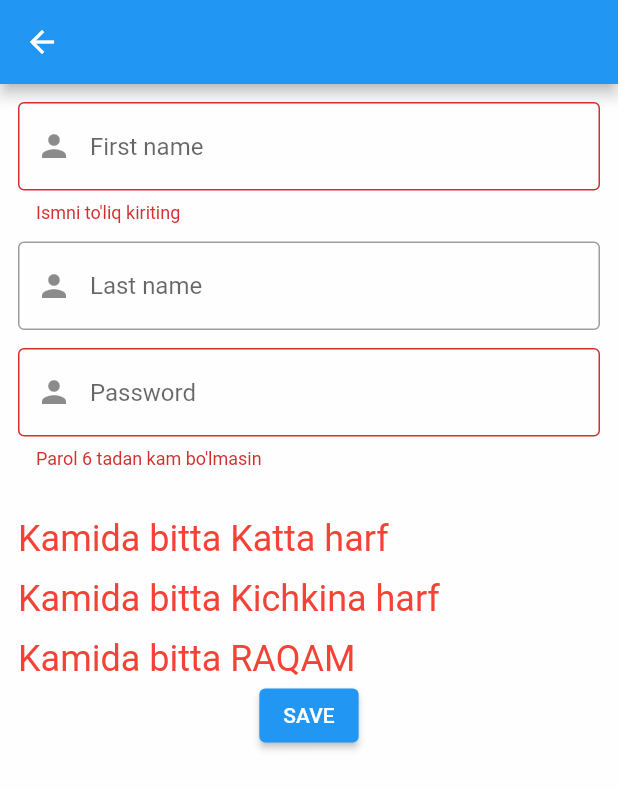
After one commit to ZayniddinMamarasulov/lesson-two, a Flutter app: the MyFormScreen screen opened directly, after a tap on "SAVE", on a phone screen of 412 x 824 dp. The commit adds this screen. Shown: the top 789 px of the screen. Run offline on Flutter 3.47's test engine with Material 2 defaults, Android fonts, the phone set to English and light mode, and no system bars; our stand-ins replace flutter_screenutil, flutter_svg; network calls fail; project files that could hold a hidden picture were left out.

```diff
--- /dev/null
+++ b/lib/screens/flutter_eight_second.dart
@@ -0,0 +1,119 @@
+import 'package:flutter/material.dart';
+
+class MyFormScreen extends StatefulWidget {
+  const MyFormScreen({Key? key}) : super(key: key);
+
+  @override
+  State<MyFormScreen> createState() => _MyFormScreenState();
+}
+
+class _MyFormScreenState extends State<MyFormScreen> {
+  var formKey = GlobalKey<FormState>();
+
+  bool hasUpperCase = false;
+  bool hasLowerCase = false;
+  bool hasDigit = false;
+
+  @override
+  Widget build(BuildContext context) {
+    return Scaffold(
+      appBar: AppBar(),
+      body: Container(
+        margin: EdgeInsets.all(12),
+        child: Form(
+          key: formKey,
+          child: Column(
+            crossAxisAlignment: CrossAxisAlignment.start,
+            children: [
+              TextFormField(
+                validator: (value) {
+                  if (value!.length < 3) return "Ismni to'liq kiriting";
+                },
+                decoration: const InputDecoration(
+                  hintText: 'First name',
+                  prefixIcon: Icon(Icons.person),
+                  border: OutlineInputBorder(),
+                ),
+              ),
+              const SizedBox(height: 12),
+              TextFormField(
+                decoration: InputDecoration(
+                  hintText: 'Last name',
+                  prefixIcon: Icon(Icons.person),
+                  border: OutlineInputBorder(),
+                ),
+              ),
+              const SizedBox(height: 12),
+              TextFormField(
+                onChanged: (value) {
+                  String patternUpperCase = r'^(?=.*?[A-Z]).*$';
+                  RegExp regExp = RegExp(patternUpperCase);
+
+                  String patternLowerCase = r'^(?=.*?[a-z]).*$';
+                  RegExp regExp2 = RegExp(patternLowerCase);
+
+                  String patternDigit = r'^(?=.*?[0-9]).*$';
+                  RegExp regExp3 = RegExp(patternDigit);
+
+                  setState(() {
+                    hasUpperCase = regExp.hasMatch(value);
+                    hasLowerCase = regExp2.hasMatch(value);
+                    hasDigit = regExp3.hasMatch(value);
+                  });
+                },
+                validator: (value) {
+                  String pattern =
+                      r'^(?=.*?[A-Z])(?=.*?[a-z])(?=.*?[0-9]).{6,}$';
+                  RegExp regExp = RegExp(pattern);
+                  bool result = regExp.hasMatch(value ?? "");
+                  if (!result) return "Parol 6 tadan kam bo'lmasin";
+                },
+                decoration: InputDecoration(
+                  hintText: 'Password',
+                  prefixIcon: Icon(Icons.person),
+                  border: OutlineInputBorder(),
+                ),
+              ),
+              const SizedBox(height: 32),
+              Text(
+                "Kamida bitta Katta harf",
+                style: TextStyle(
+                  fontSize: 24,
+                  color: hasUpperCase ? Colors.green : Colors.red,
+                ),
+              ),
+              SizedBox(height: 12),
+              Text(
+                "Kamida bitta Kichkina harf",
+                style: TextStyle(
+                  fontSize: 24,
+                  color: hasLowerCase ? Colors.green : Colors.red,
+                ),
+              ),
+              SizedBox(height: 12),
+              Text(
+                "Kamida bitta RAQAM",
+                style: TextStyle(
+                  fontSize: 24,
+                  color: hasDigit ? Colors.green : Colors.red,
+                ),
+              ),
+              Center(
+                child: ElevatedButton(
+                  onPressed: () {
+                    bool? state = formKey.currentState?.validate();
+
+                    if (state == true) {
+                      // send to server
+                    }
+                  },
+                  child: Text("SAVE"),
+                ),
+              )
+            ],
+          ),
+        ),
+      ),
+    );
+  }
+}
--- a/lib/screens/test_page.dart
+++ b/lib/screens/test_page.dart
@@ -23,12 +23,13 @@ class TestPage extends StatelessWidget {
           Center(
             child: Container(
               width: 120,
-              height: 240,
+              height: 120,
               decoration: BoxDecoration(
+                  border: Border.all(color: Colors.red, width: 2),
                   image: DecorationImage(
                       image: NetworkImage('https://picsum.photos/200'),
                       fit: BoxFit.cover),
-                  borderRadius: BorderRadius.all(Radius.circular(32))),
+                  borderRadius: BorderRadius.all(Radius.circular(60))),
             ),
           ),
           ElevatedButton(
--- a/pubspec.yaml
+++ b/pubspec.yaml
@@ -15,7 +15,7 @@ publish_to: 'none' # Remove this line if you wish to publish to pub.dev
 # In iOS, build-name is used as CFBundleShortVersionString while build-number used as CFBundleVersion.
 # Read more about iOS versioning at
 # https://developer.apple.com/library/archive/documentation/General/Reference/InfoPlistKeyReference/Articles/CoreFoundationKeys.html
-version: 1.0.0+1
+version: 2.3.300
 
 environment:
   sdk: ">=2.17.6 <3.0.0"
```
Also changed, not shown: lib/main.dart (+7 -2 lines), lib/screens/adaptive_page.dart (+15 -0 lines), lib/screens/flutter_eight.dart (added, +114 -0 lines), lib/screens/flutter_nine.dart (added, +54 -0 lines), lib/screens/flutter_nine_second.dart (added, +123 -0 lines).
